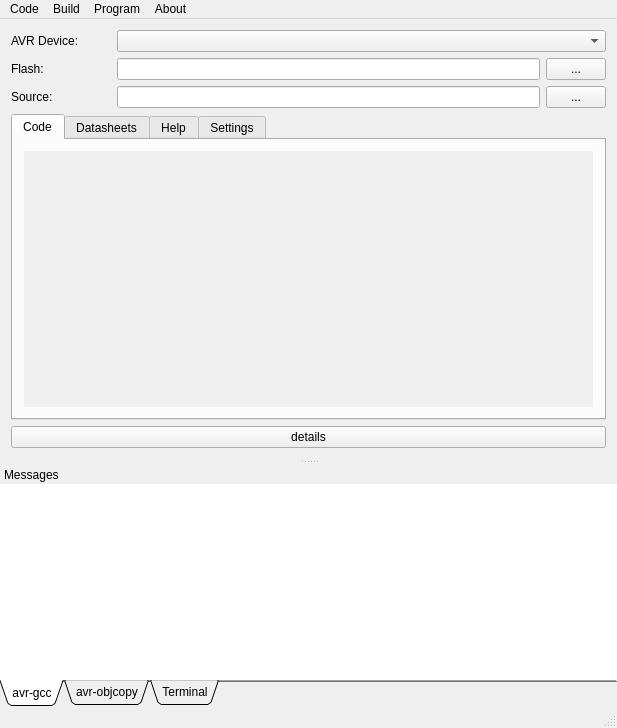
This is jpiiavr/mainwindow.ui in pbystrup/quickanddirty as Qt 5 draws it before an edit. The edited form follows.
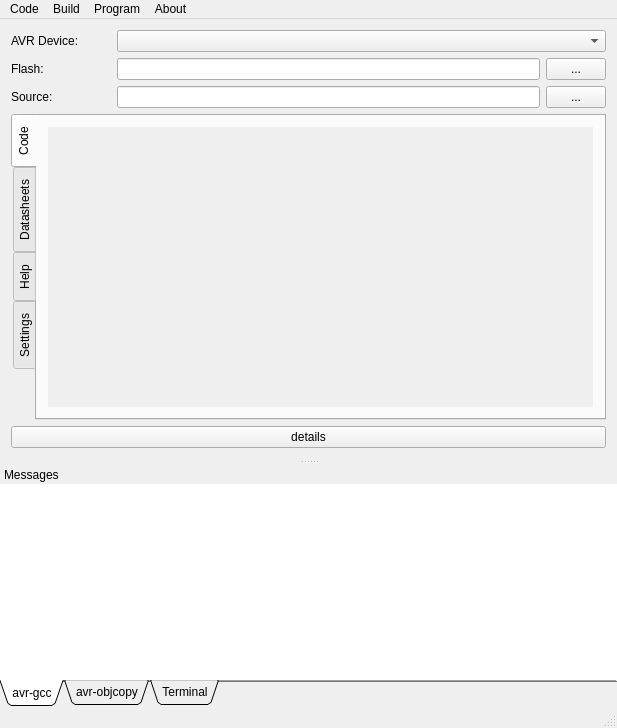
This is the edited form.

Commit message: moved tabs from north to west.  => more space for coding

```diff
--- a/jpiiavr/mainwindow.ui
+++ b/jpiiavr/mainwindow.ui
@@ -134,6 +134,9 @@
     </item>
     <item>
      <widget class="QTabWidget" name="tabWidget_2">
+      <property name="tabPosition">
+       <enum>QTabWidget::West</enum>
+      </property>
       <property name="currentIndex">
        <number>0</number>
       </property>
@@ -155,8 +158,8 @@
             <rect>
              <x>0</x>
              <y>0</y>
-             <width>577</width>
-             <height>213</height>
+             <width>547</width>
+             <height>242</height>
             </rect>
            </property>
            <layout class="QVBoxLayout" name="verticalLayout_9">
```
